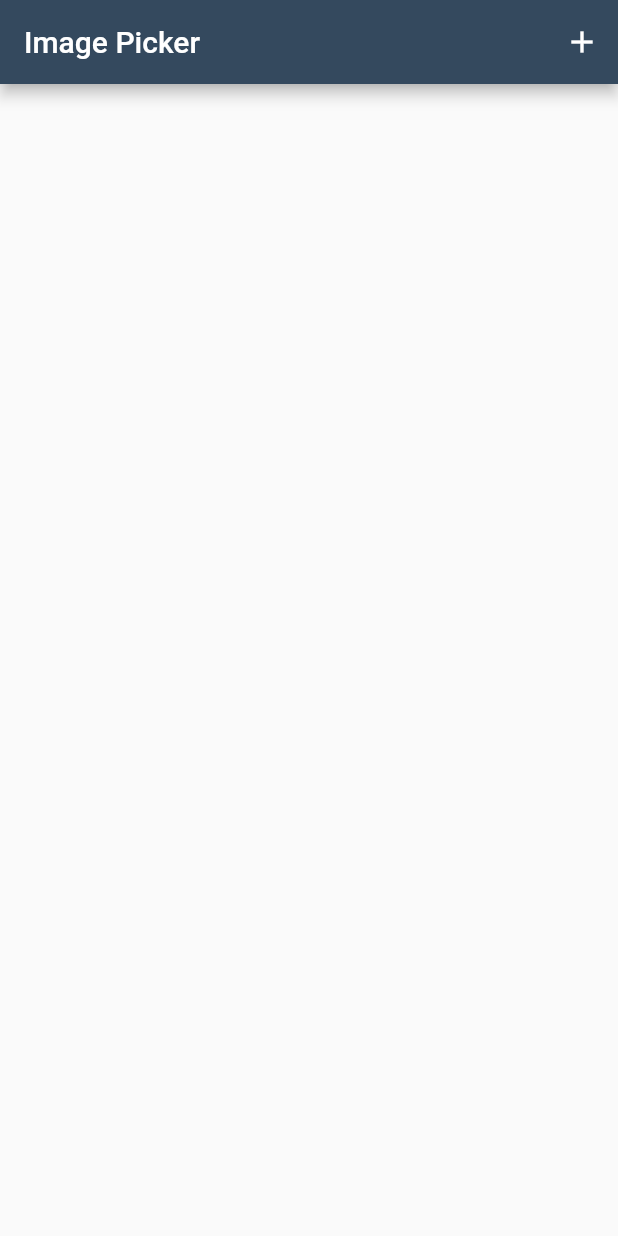
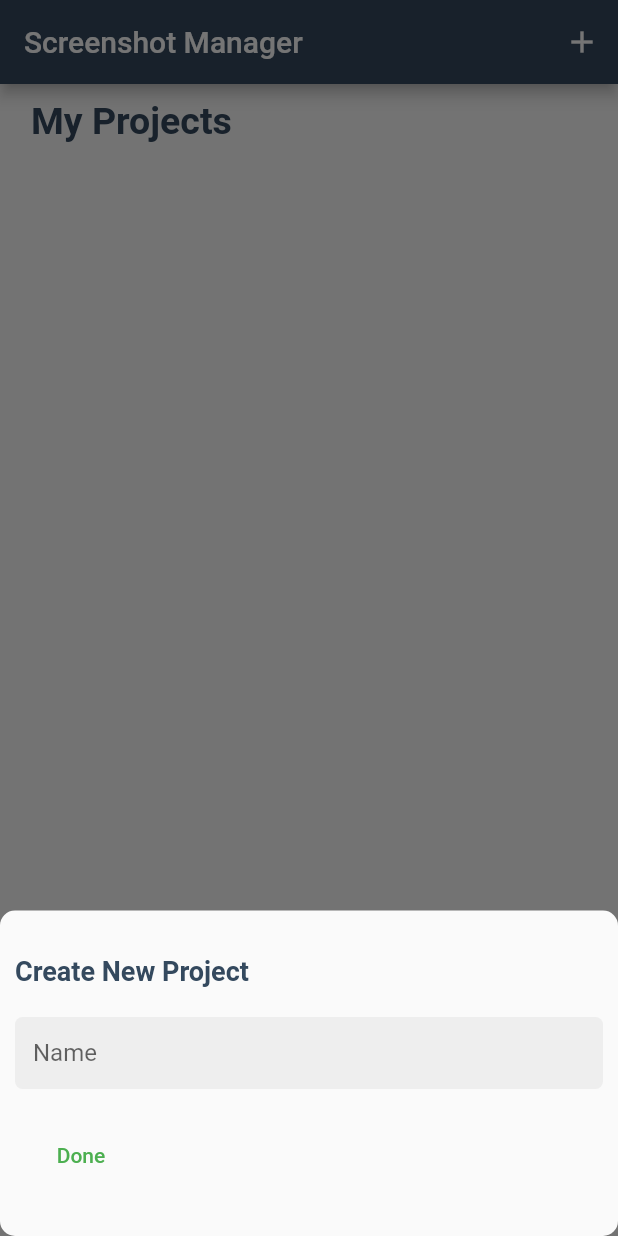
Before and after one commit to GDGVIT/Screenshot-Manager-App, a Flutter app: the screen it shows after launch, after a tap on the "add" icon, on a phone screen of 412 x 824 dp. Run offline on Flutter 3.47's test engine with Material 2 defaults, Android fonts, the phone set to English and light mode, and no system bars; our stand-ins replace flutter_colorpicker, sqflite; accounts and stored records are empty.

Commit message:
saving projects to db completed

```diff
--- a/lib/main.dart
+++ b/lib/main.dart
@@ -1,10 +1,8 @@
-import 'dart:io';
-import 'dart:async';
 import 'package:flutter/material.dart';
-import 'package:image_picker/image_picker.dart';
-import './models/local_img.dart';
-import './services/db_helper.dart';
+import 'package:screenshot_manager/models/project.dart';
+import 'package:screenshot_manager/services/db_helper.dart';
 import 'package:screenshot_manager/utils.dart';
+import './widgets/project_widget.dart';
 
 void main() {
   runApp(MyApp());
@@ -18,6 +16,9 @@ class MyApp extends StatelessWidget {
       theme: ThemeData(
         primaryColor: Color(0xFF34495E),
         accentColor: Color(0xFF798EA5),
+        pageTransitionsTheme: PageTransitionsTheme(builders: {
+          TargetPlatform.android: ZoomPageTransitionsBuilder(),
+        }),
       ),
       home: MyHomeScreen(),
     );
@@ -30,46 +31,114 @@ class MyHomeScreen extends StatefulWidget {
 }
 
 class _MyHomeScreenState extends State<MyHomeScreen> {
-  Future<File> imageFile;
-  Image image;
+  List<Project> myProjects;
+  Future<List<Project>> storedProjects;
   DBHelper dbHelper;
-  List<Photo> photos;
-
   @override
   void initState() {
+    myProjects = [];
+    dbHelper = DBHelper();
     super.initState();
-    photos = [];
-    dbHelper = DBHelper();
   }
 
-  pickImageFromGallery() {
-    ImagePicker.pickImage(source: ImageSource.gallery).then((file) {
-      String imgString = Utility.base64String(file.readAsBytesSync());
-      Photo photo = Photo(id: 0, title: imgString);
-      dbHelper.save(photo);
-      refreshPhotos();
-    });
+  TextEditingController titlecontroller = TextEditingController();
+  _onSubmit() async {
+    final title = titlecontroller.text;
+    if (title.isEmpty) {
+      return;
+    }
+    Project p = Project(title: title);
+    p = await dbHelper.saveProject(p);
+    print("project saved with id = ${p.id}");
   }
 
-  refreshPhotos() {
-    dbHelper.getPhotos().then((imgArray) {
-      setState(() {
-        photos.clear();
-        photos.addAll(imgArray);
-      });
-    });
+  // refreshProjects() {
+  //   dbHelper.getProjects().then((projectList) {
+  //     setState(() {
+  //       myProjects.clear();
+  //       projectList.addAll(projectList);
+  //     });
+  //   });
+  // }
+
+  addProject() {
+    showModalBottomSheet(
+      isScrollControlled: true,
+      context: context,
+      shape: RoundedRectangleBorder(borderRadius: BorderRadius.circular(10)),
+      builder: (ctx) {
+        Color color = Colors.green;
+        return StatefulBuilder(
+          builder: (context, sheetSetState) {
+            return SingleChildScrollView(
+              child: Padding(
+                padding: EdgeInsets.only(
+                    bottom: MediaQuery.of(context).viewInsets.bottom),
+                child: Container(
+                  padding: EdgeInsets.all(10),
+                  child: Column(
+                    mainAxisSize: MainAxisSize.min,
+                    crossAxisAlignment: CrossAxisAlignment.start,
+                    children: <Widget>[
+                      SizedBox(
+                        height: 20,
+                      ),
+                      Text(
+                        'Create New Project',
+                        style: headingTextStyle.copyWith(fontSize: 18),
+                      ),
+                      SizedBox(
+                        height: 20,
+                      ),
+                      ClipRRect(
+                        borderRadius: BorderRadius.circular(5),
+                        child: TextField(
+                          controller: titlecontroller,
+                          onSubmitted: (string) => _onSubmit,
+                          decoration: InputDecoration(
+                            hintText: 'Name',
+                            fillColor: Colors.grey[200],
+                            border: InputBorder.none,
+                            filled: true,
+                          ),
+                        ),
+                      ),
+                      SizedBox(
+                        height: 20,
+                      ),
+                      FlatButton(
+                        child: Text('Done'),
+                        textColor: color,
+                        onPressed: () {
+                          _onSubmit();
+                          Navigator.of(context).maybePop();
+                          titlecontroller.clear();
+                        },
+                      ),
+                      SizedBox(
+                        height: 20,
+                      ),
+                    ],
+                  ),
+                ),
+              ),
+            );
+          },
+        );
+      },
+    );
   }
 
-  photoView() {
+  projectView() {
     return Padding(
       padding: const EdgeInsets.all(12.0),
       child: GridView.count(
         crossAxisCount: 2,
-        childAspectRatio: 0.5,
+        childAspectRatio: 3,
         mainAxisSpacing: 5,
-        crossAxisSpacing: 2,
-        children: photos.map((photo) {
-          return Utility.imageFromBase64String(photo.title);
+        crossAxisSpacing: 5,
+        children: myProjects.map((project) {
+          return Text(project.title);
         }).toList(),
       ),
     );
@@ -79,104 +148,164 @@ class _MyHomeScreenState extends State<MyHomeScreen> {
   Widget build(BuildContext context) {
     return Scaffold(
       appBar: AppBar(
-        title: Text('Image Picker'),
+        title: Text('Screenshot Manager'),
         actions: <Widget>[
-          IconButton(
-            icon: Icon(Icons.add),
-            onPressed: pickImageFromGallery,
-          ),
+          Tooltip(
+            message: 'Add Project',
+            decoration: BoxDecoration(
+              color: Colors.black.withOpacity(0.7),
+              borderRadius: BorderRadius.circular(5),
+            ),
+            child: IconButton(
+              icon: Icon(Icons.add),
+              onPressed: addProject,
+            ),
+          )
         ],
       ),
       body: Column(
         children: <Widget>[
-          Flexible(
-            child: photoView(),
+          Container(
+            margin: EdgeInsets.symmetric(
+                horizontal: MediaQuery.of(context).size.width * 0.05,
+                vertical: 10),
+            alignment: Alignment.centerLeft,
+            child: Text(
+              'My Projects',
+              style: headingTextStyle,
+            ),
           ),
+          Expanded(
+            child: FutureBuilder(
+              future: dbHelper.getProjects(),
+              builder: (ctx, snapshot) {
+                if (!snapshot.hasData) {
+                  return Center(
+                    child: CircularProgressIndicator(),
+                  );
+                }
+                myProjects = snapshot.data;
+                return ListView.builder(
+                  itemCount: myProjects.length,
+                  itemBuilder: (ctx, index) {
+                    return MyProjectWidget(
+                      project: myProjects[index],
+                    );
+                  },
+                );
+              },
+            ),
+          ),
+          // Expanded(
+          //   child: ListView.builder(
+          //     itemCount: myProjects.length,
+          //     itemBuilder: (ctx, index) {
+          //       return MyProjectWidget(project: myProjects[index]);
+          //     },
+          //   ),
+          // ),
         ],
       ),
     );
   }
 }
 
-// class MyHomeScreen extends StatelessWidget {
+// import 'dart:io';
+// import 'dart:async';
+// import 'package:flutter/material.dart';
+// import 'package:image_picker/image_picker.dart';
+// import './models/local_img.dart';
+// import './services/db_helper.dart';
+// import 'package:screenshot_manager/utils.dart';
+
+// void main() {
+//   runApp(MyApp());
+// }
+
+// class MyApp extends StatelessWidget {
+//   @override
+//   Widget build(BuildContext context) {
+//     return MaterialApp(
+//       title: 'Screenshot Manager',
+//       theme: ThemeData(
+//         primaryColor: Color(0xFF34495E),
+//         accentColor: Color(0xFF798EA5),
+//       ),
+//       home: MyHomeScreen(),
+//     );
+//   }
+// }
+
+// class MyHomeScreen extends StatefulWidget {
+//   @override
+//   _MyHomeScreenState createState() => _MyHomeScreenState();
+// }
+
+// class _MyHomeScreenState extends State<MyHomeScreen> {
+//   Future<File> imageFile;
+//   Image image;
+//   DBHelper dbHelper;
+//   List<Photo> photos;
+
+//   @override
+//   void initState() {
+//     super.initState();
+//     photos = [];
+//     dbHelper = DBHelper();
+//   }
+
+//   pickImageFromGallery() {
+//     ImagePicker.pickImage(source: ImageSource.gallery).then((file) {
+//       String imgString = Utility.base64String(file.readAsBytesSync());
+//       Photo photo = Photo(id: 0, title: imgString);
+//       dbHelper.save(photo);
+//       refreshPhotos();
+//     });
+//   }
+
+//   refreshPhotos() {
+//     dbHelper.getPhotos().then((imgArray) {
+//       setState(() {
+//         photos.clear();
+//         photos.addAll(imgArray);
+//       });
+//     });
+//   }
+
+// photoView() {
+//   return Padding(
+//     padding: const EdgeInsets.all(12.0),
+//     child: GridView.count(
+//       crossAxisCount: 2,
+//       childAspectRatio: 0.5,
+//       mainAxisSpacing: 5,
+//       crossAxisSpacing: 2,
+//       children: photos.map((photo) {
+//         return Utility.imageFromBase64String(photo.title);
+//       }).toList(),
+//     ),
+//   );
+// }
+
 //   @override
 //   Widget build(BuildContext context) {
 //     return Scaffold(
-//       body: SafeArea(
-//         child: SingleChildScrollView(
-//           child: Padding(
-//             padding: EdgeInsets.symmetric(
-//                 horizontal: MediaQuery.of(context).size.width * 0.07,
-//                 vertical: 10),
-//             child: Column(
-//               children: <Widget>[
-//                 Align(
-//                   alignment: Alignment.centerLeft,
-//                   child: Text(
-//                     'My Projects',
-//                     style: headingTextStyle,
-//                   ),
-//                 ),
-//                 SizedBox(
-//                   height: 20,
-//                 ),
-//                 MyProjectWidget(),
-//                 MyProjectWidget(),
-//                 MyProjectWidget(),
-//                 MyProjectWidget(),
-//               ],
-//             ),
+//       appBar: AppBar(
+//         title: Text('Image Picker'),
+//         actions: <Widget>[
+//           IconButton(
+//             icon: Icon(Icons.add),
+//             onPressed: pickImageFromGallery,
 //           ),
-//         ),
+//         ],
+//       ),
+//       body: Column(
+//         children: <Widget>[
+//           Flexible(
+//             child: photoView(),
+//           ),
+//         ],
 //       ),
 //     );
 //   }
 // }
-
-class MyProjectWidget extends StatelessWidget {
-  const MyProjectWidget({
-    Key key,
-  }) : super(key: key);
-
-  @override
-  Widget build(BuildContext context) {
-    return Container(
-      margin: EdgeInsets.symmetric(
-          vertical: MediaQuery.of(context).size.height * 0.02),
-      decoration: BoxDecoration(
-        borderRadius: BorderRadius.circular(10),
-        boxShadow: [
-          BoxShadow(
-            color: Color.fromRGBO(0, 0, 0, 0.1),
-            blurRadius: 5,
-          )
-        ],
-      ),
-      child: ClipRRect(
-        borderRadius: BorderRadius.circular(10),
-        child: Row(
-          children: <Widget>[
-            Flexible(
-              flex: 1,
-              child: Container(
-                height: 100,
-                color: Colors.white,
-                child: Align(
-                  alignment: Alignment.bottomCenter,
-                  child: Text('Comments'),
-                ),
-              ),
-            ),
-            Flexible(
-              flex: 3,
-              child: Container(
-                height: 100,
-                color: Theme.of(context).primaryColor,
-              ),
-            )
-          ],
-        ),
-      ),
-    );
-  }
-}
--- a/lib/models/local_img.dart
+++ b/lib/models/local_img.dart
@@ -1,8 +1,11 @@
 import 'package:flutter/foundation.dart';
+import './tag.dart';
 
 class Photo {
   int id;
+  int projectId;
   String title;
+  // List<Tag> tags;
   Photo({
     @required this.id,
     @required this.title,
@@ -11,6 +14,7 @@ class Photo {
   Map<String, dynamic> toMap() {
     var map = <String, dynamic>{
       "id": id,
+      "projectId":projectId,
       "title": title,
     };
     return map;
@@ -18,6 +22,7 @@ class Photo {
 
   Photo.fromMap(Map<String, dynamic> map){
     id = map['id'];
+    projectId = map['projectId'];
     title = map['title'];
   }
 }
--- /dev/null
+++ b/lib/models/project.dart
@@ -0,0 +1,21 @@
+import 'package:screenshot_manager/models/local_img.dart';
+
+class Project {
+  int id;
+  String title;
+  List<Photo> photos;
+  Project({this.id, this.title, this.photos});
+  Map<String, dynamic> toMap() {
+    var map = <String, dynamic>{
+      "id": id,
+      "title": title,
+      // "photos": photos.map((photo) => photo.toMap()).toList(),
+    };
+    return map;
+  }
+  Project.fromMap(Map<String, dynamic> map){
+    id = map['id'];
+    title = map['title'];
+    // photos = map['photos']
+  }
+}
--- /dev/null
+++ b/lib/screens/project_screen.dart
@@ -0,0 +1,23 @@
+import 'package:flutter/material.dart';
+import 'package:screenshot_manager/models/project.dart';
+
+class ProjectScreen extends StatelessWidget {
+  final Project project;
+  ProjectScreen(this.project);
+  @override
+  Widget build(BuildContext context) {
+    return Scaffold(
+      floatingActionButton: FloatingActionButton(
+        child: Icon(Icons.file_upload),
+        tooltip: 'Upload screenshot',
+        onPressed: () {},
+      ),
+      appBar: AppBar(
+        title: Text(project.title),
+      ),
+      body: Center(
+        child: Text(project.id.toString()),
+      ),
+    );
+  }
+}
--- a/lib/services/db_helper.dart
+++ b/lib/services/db_helper.dart
@@ -3,14 +3,20 @@ import 'dart:io' as io;
 import 'package:path/path.dart';
 import 'package:path_provider/path_provider.dart';
 import 'package:screenshot_manager/models/local_img.dart';
+import '../models/project.dart';
 import 'package:sqflite/sqflite.dart';
 
 class DBHelper {
   static Database _db;
-  static const String ID = 'id';
-  static const String TITLE = 'title';
-  static const String TABLE = 'LocalPhotos';
-  static const String DB_NAME = 'photos.db';
+  static const String PROJECT_ID = 'id';
+  static const String PROJECT_TITLE = 'title';
+  static const String PROJECT_TABLE = 'projects';
+  static const String IMAGE_TABLE = 'photos';
+  static const String IMAGE_ID = 'imageid';
+  static const String IMAGE_PROJECT_ID = 'projectId';
+  static const String IMAGE_TITLE = 'imagetitle';
+
+  static const String DB_NAME = 'projects.db';
 
   Future<Database> get db async {
     if (_db != null) {
@@ -23,31 +29,63 @@ class DBHelper {
   initDB() async {
     io.Directory docDirectory = await getApplicationDocumentsDirectory();
     String path = join(docDirectory.path + DB_NAME);
-    var db = await openDatabase(path, version: 1, onCreate: _onCreate);
+    var db = await openDatabase(path,
+        version: 1, onCreate: _onCreate);
     return db;
   }
 
+  // static Future _onConfigure(Database db) async {
+  //   await db.execute('PRAGMA foreign_keys = ON');
+  // }
+
   _onCreate(Database db, int version) async {
-    await db.execute('CREATE TABLE $TABLE ($ID INTEGER, $TITLE TEXT)');
+    await db.execute(
+      'CREATE TABLE $PROJECT_TABLE ($PROJECT_ID INTEGER PRIMARY KEY AUTOINCREMENT, $PROJECT_TITLE TEXT)',
+    );
+    await db.execute(
+      'CREATE TABLE $IMAGE_TABLE ($IMAGE_ID INTEGER , $IMAGE_TITLE TEXT, $IMAGE_PROJECT_ID INTEGER)',
+    );
   }
 
-  Future<Photo> save(Photo photo) async {
+  Future<Project> saveProject(Project project) async {
     var dbClient = await db;
-    photo.id = await dbClient.insert(TABLE, photo.toMap());
+    project.id = await dbClient.insert(PROJECT_TABLE, project.toMap());
+    return project;
+  }
+
+  Future<Photo> savePhoto(Photo photo) async {
+    var dbClient = await db;
+    photo.id = await dbClient.insert(
+      IMAGE_TABLE,
+      photo.toMap(),
+    );
     return photo;
   }
 
-  Future<List<Photo>> getPhotos() async {
+  Future<List<Project>> getProjects() async {
     var dbClient = await db;
-    List<Map<String, dynamic>> photoMaps =
-        await dbClient.query(TABLE, columns: [ID, TITLE]);
+    List<Map<String, dynamic>> projectMaps = await dbClient
+        .query(PROJECT_TABLE, columns: [PROJECT_ID, PROJECT_TITLE]);
+    List<Project> projects = projectMaps
+        .map(
+          (project) => Project.fromMap(project),
+        )
+        .toList();
+    return projects;
+  }
+
+  Future<List<Photo>> getPhotos(int projectId) async {
+    var dbClient = await db;
+    List<Map<String, dynamic>> photoMaps = await dbClient.query(IMAGE_TABLE,
+        columns: [IMAGE_ID, IMAGE_TITLE],
+        where: '$IMAGE_PROJECT_ID == $projectId');
     List<Photo> photos = photoMaps.map((photoMap) {
       return Photo.fromMap(photoMap);
     }).toList();
     return photos;
   }
 
-  Future close() async{
+  Future close() async {
     var dbClient = await db;
     dbClient.close();
   }
--- a/pubspec.yaml
+++ b/pubspec.yaml
@@ -27,6 +27,7 @@ dependencies:
   sqflite:
   path_provider:
   provider:
+  flutter_colorpicker:
 
 dev_dependencies:
   flutter_test:
```
Also changed, not shown: lib/models/tag.dart (added, +13 -0 lines), lib/widgets/project_widget.dart (added, +76 -0 lines), pubspec.lock.
